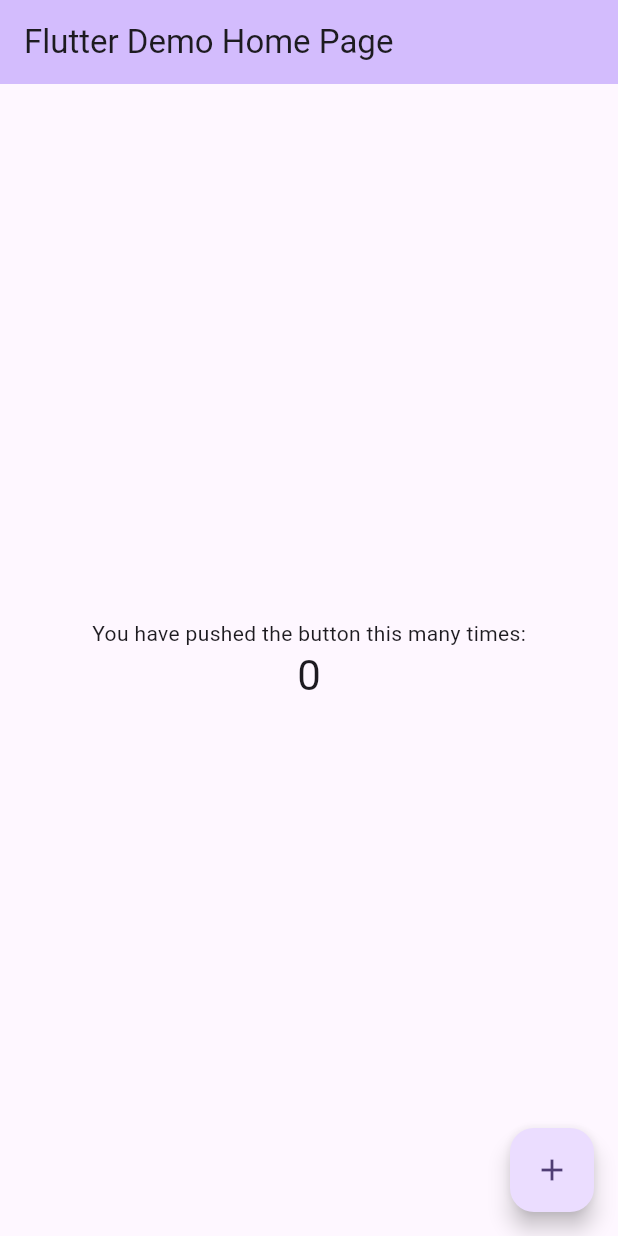
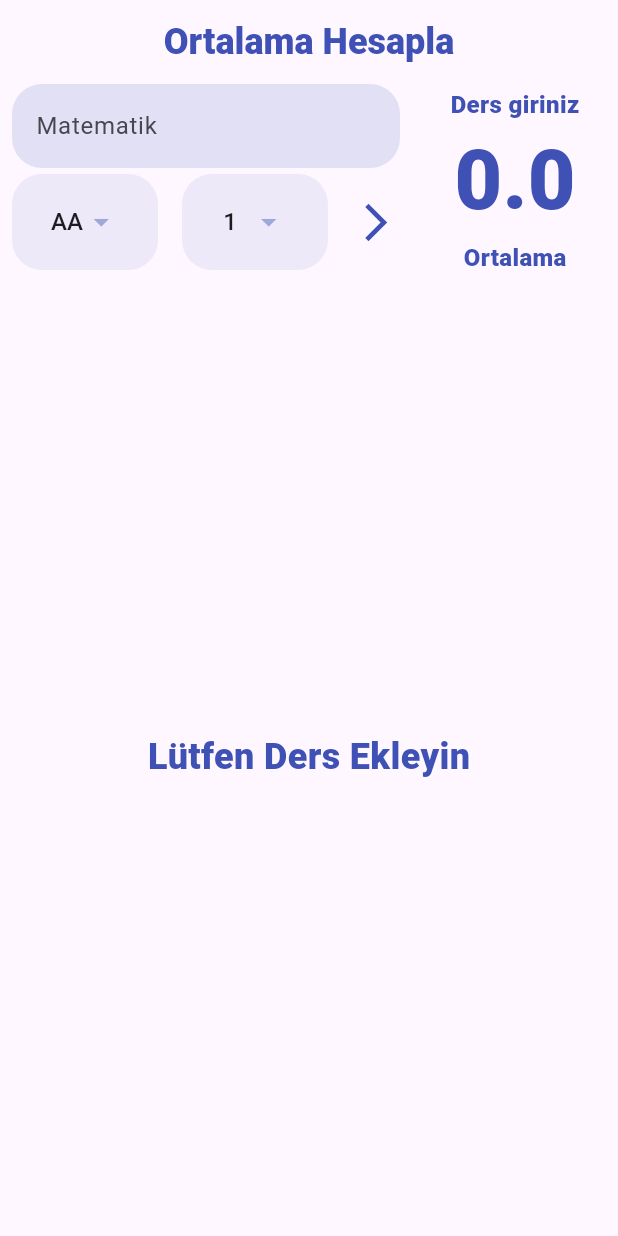
Before and after one commit to suleymanharbelioglu/Average-Calculator, a Flutter app: the screen it shows after launch, on a phone screen of 412 x 824 dp. Run offline on Flutter 3.47's test engine with Material 3 defaults, Android fonts, the phone set to English and light mode, and no system bars.

Commit message:
adding project folders

```diff
--- /dev/null
+++ b/lib/constants/app_constants.dart
@@ -0,0 +1,25 @@
+import 'package:flutter/material.dart';
+
+class Sabitler {
+  static const MaterialColor anaRenk = Colors.indigo;
+  static const String baslikText = "Ortalama Hesapla";
+  static final baslikStyle =
+      TextStyle(fontSize: 24, fontWeight: FontWeight.w900, color: anaRenk);
+
+  // static final baslikStyle = GoogleFonts.quicksand(
+  //   fontSize: 24,
+  //   color: anaRenk,
+  //   fontWeight: FontWeight.w900,
+  // );
+
+  static const BorderRadius borderRadius =
+      BorderRadius.all(Radius.circular(20));
+  static final ortalamaStyle =
+      TextStyle(fontSize: 55, fontWeight: FontWeight.w800, color: anaRenk);
+
+  static final ortalamGosterBodyStyle =
+      TextStyle(fontSize: 16, fontWeight: FontWeight.w900, color: anaRenk);
+  static final dropdownPadding =
+      EdgeInsets.symmetric(horizontal: 16, vertical: 8);
+  static final yatayPaddin8 = EdgeInsets.symmetric(horizontal: 8);
+}
--- /dev/null
+++ b/lib/helper/data_helper.dart
@@ -0,0 +1,70 @@
+import 'package:average_calculator/model/ders.dart';
+import 'package:flutter/material.dart';
+
+class DataHelper {
+  static List<Ders> tumEklenenDersler = [];
+  static dersEkle(Ders ders) {
+    tumEklenenDersler.add(ders);
+  }
+
+  static double ortalamaHesapla() {
+    double toplamNot = 0;
+    double toplamKredi = 0;
+    tumEklenenDersler.forEach((element) {
+      toplamNot = toplamNot + (element.krediDegeri * element.harfDegeri);
+      toplamKredi += element.krediDegeri;
+    });
+    return toplamNot / toplamKredi;
+  }
+
+  static List<String> _tumDerslerinHarfleri() {
+    return ["AA", "BA", "BB", "CB", "CC", "DC", "DD", "FD", "FF"];
+  }
+
+  static double _harfiNotaCevir(String harf) {
+    switch (harf) {
+      case "AA":
+        return 4;
+      case "BA":
+        return 3.5;
+      case "BB":
+        return 3;
+      case "CB":
+        return 2.5;
+      case "CC":
+        return 2;
+      case "DC":
+        return 1.5;
+      case "DD":
+        return 1;
+      case "FD":
+        return 0.5;
+      case "FF":
+        return 0.0;
+      default:
+        return 1;
+    }
+  }
+
+  static List<DropdownMenuItem<double>> tumDerslerinHarfleri() {
+    return _tumDerslerinHarfleri()
+        .map((e) => DropdownMenuItem(
+              child: Text(e),
+              value: _harfiNotaCevir(e),
+            ))
+        .toList();
+  }
+
+  static List<double> _tumKrediler() {
+    return List.generate(10, (index) => index + 1);
+  }
+
+  static List<DropdownMenuItem<double>> tumDerslerinKredileri() {
+    return _tumKrediler()
+        .map((e) => DropdownMenuItem(
+              child: Text(e.toInt().toString()),
+              value: e,
+            ))
+        .toList();
+  }
+}
--- a/lib/main.dart
+++ b/lib/main.dart
@@ -1,125 +1,22 @@
+import 'package:average_calculator/constants/app_constants.dart';
+import 'package:average_calculator/widgets/ortalama_hesapla_app.dart';
 import 'package:flutter/material.dart';
 
-void main() {
-  runApp(const MyApp());
-}
+void main() => runApp(const MyApp());
 
 class MyApp extends StatelessWidget {
   const MyApp({super.key});
 
-  // This widget is the root of your application.
   @override
   Widget build(BuildContext context) {
     return MaterialApp(
-      title: 'Flutter Demo',
+      debugShowCheckedModeBanner: false,
       theme: ThemeData(
-        // This is the theme of your application.
-        //
-        // TRY THIS: Try running your application with "flutter run". You'll see
-        // the application has a purple toolbar. Then, without quitting the app,
-        // try changing the seedColor in the colorScheme below to Colors.green
-        // and then invoke "hot reload" (save your changes or press the "hot
-        // reload" button in a Flutter-supported IDE, or press "r" if you used
-        // the command line to start the app).
-        //
-        // Notice that the counter didn't reset back to zero; the application
-        // state is not lost during the reload. To reset the state, use hot
-        // restart instead.
-        //
-        // This works for code too, not just values: Most code changes can be
-        // tested with just a hot reload.
-        colorScheme: ColorScheme.fromSeed(seedColor: Colors.deepPurple),
-        useMaterial3: true,
+        primarySwatch: Sabitler.anaRenk,
+        visualDensity: VisualDensity.adaptivePlatformDensity,
       ),
-      home: const MyHomePage(title: 'Flutter Demo Home Page'),
+      title: 'Dinamik Ortalama Hesapla',
+      home: OrtalamaHesaplaApp(),
     );
   }
 }
-
-class MyHomePage extends StatefulWidget {
-  const MyHomePage({super.key, required this.title});
-
-  // This widget is the home page of your application. It is stateful, meaning
-  // that it has a State object (defined below) that contains fields that affect
-  // how it looks.
-
-  // This class is the configuration for the state. It holds the values (in this
-  // case the title) provided by the parent (in this case the App widget) and
-  // used by the build method of the State. Fields in a Widget subclass are
-  // always marked "final".
-
-  final String title;
-
-  @override
-  State<MyHomePage> createState() => _MyHomePageState();
-}
-
-class _MyHomePageState extends State<MyHomePage> {
-  int _counter = 0;
-
-  void _incrementCounter() {
-    setState(() {
-      // This call to setState tells the Flutter framework that something has
-      // changed in this State, which causes it to rerun the build method below
-      // so that the display can reflect the updated values. If we changed
-      // _counter without calling setState(), then the build method would not be
-      // called again, and so nothing would appear to happen.
-      _counter++;
-    });
-  }
-
-  @override
-  Widget build(BuildContext context) {
-    // This method is rerun every time setState is called, for instance as done
-    // by the _incrementCounter method above.
-    //
-    // The Flutter framework has been optimized to make rerunning build methods
-    // fast, so that you can just rebuild anything that needs updating rather
-    // than having to individually change instances of widgets.
-    return Scaffold(
-      appBar: AppBar(
-        // TRY THIS: Try changing the color here to a specific color (to
-        // Colors.amber, perhaps?) and trigger a hot reload to see the AppBar
-        // change color while the other colors stay the same.
-        backgroundColor: Theme.of(context).colorScheme.inversePrimary,
-        // Here we take the value from the MyHomePage object that was created by
-        // the App.build method, and use it to set our appbar title.
-        title: Text(widget.title),
-      ),
-      body: Center(
-        // Center is a layout widget. It takes a single child and positions it
-        // in the middle of the parent.
-        child: Column(
-          // Column is also a layout widget. It takes a list of children and
-          // arranges them vertically. By default, it sizes itself to fit its
-          // children horizontally, and tries to be as tall as its parent.
-          //
-          // Column has various properties to control how it sizes itself and
-          // how it positions its children. Here we use mainAxisAlignment to
-          // center the children vertically; the main axis here is the vertical
-          // axis because Columns are vertical (the cross axis would be
-          // horizontal).
-          //
-          // TRY THIS: Invoke "debug painting" (choose the "Toggle Debug Paint"
-          // action in the IDE, or press "p" in the console), to see the
-          // wireframe for each widget.
-          mainAxisAlignment: MainAxisAlignment.center,
-          children: <Widget>[
-            const Text(
-              'You have pushed the button this many times:',
-            ),
-            Text(
-              '$_counter',
-              style: Theme.of(context).textTheme.headlineMedium,
-            ),
-          ],
-        ),
-      ),
-      floatingActionButton: FloatingActionButton(
-        onPressed: _incrementCounter,
-        tooltip: 'Increment',
-        child: const Icon(Icons.add),
-      ), // This trailing comma makes auto-formatting nicer for build methods.
-    );
-  }
-}
--- /dev/null
+++ b/lib/model/ders.dart
@@ -0,0 +1,11 @@
+class Ders {
+  final String ad;
+  final double harfDegeri;
+  final double krediDegeri;
+
+  Ders({required this.ad, required this.harfDegeri, required this.krediDegeri});
+  @override
+  String toString() {
+    return "$ad $harfDegeri $krediDegeri";
+  }
+}
--- /dev/null
+++ b/lib/widgets/ders_listesi.dart
@@ -0,0 +1,47 @@
+import 'package:average_calculator/constants/app_constants.dart';
+import 'package:average_calculator/helper/data_helper.dart';
+import 'package:flutter/material.dart';
+
+class DersListesi extends StatelessWidget {
+  final Function onElemanCikarildi;
+  const DersListesi({super.key, required this.onElemanCikarildi});
+
+  @override
+  Widget build(BuildContext context) {
+    print("derslisteis build .................................");
+    return DataHelper.tumEklenenDersler.length > 0
+        ? ListView.builder(
+            itemCount: DataHelper.tumEklenenDersler.length,
+            itemBuilder: (context, index) {
+              var ders = DataHelper.tumEklenenDersler[index];
+              return Dismissible(
+                key: UniqueKey(),
+                direction: DismissDirection.startToEnd,
+                onDismissed: (direction) {
+                  onElemanCikarildi(index);
+                },
+                child: Padding(
+                  padding: const EdgeInsets.all(2.0),
+                  child: Card(
+                    child: ListTile(
+                      leading: CircleAvatar(
+                        child: Text((ders.krediDegeri * ders.harfDegeri)
+                            .toStringAsFixed(0)),
+                      ),
+                      title: Text(ders.ad),
+                      subtitle: Text(
+                          "kredi degeri : ${ders.krediDegeri} harf degeri : ${ders.harfDegeri}"),
+                    ),
+                  ),
+                ),
+              );
+            },
+          )
+        : Center(
+            child: Text(
+              "Lütfen Ders Ekleyin",
+              style: Sabitler.baslikStyle,
+            ),
+          );
+  }
+}
--- /dev/null
+++ b/lib/widgets/harf_dropdown_widget.dart
@@ -0,0 +1,40 @@
+import 'package:average_calculator/constants/app_constants.dart';
+import 'package:average_calculator/helper/data_helper.dart';
+import 'package:flutter/material.dart';
+
+class HarfDropdownWidget extends StatefulWidget {
+  final Function onHarfSecildi;
+  const HarfDropdownWidget({super.key, required this.onHarfSecildi});
+
+  @override
+  State<HarfDropdownWidget> createState() => _HarfDropdownWidgetState();
+}
+
+class _HarfDropdownWidgetState extends State<HarfDropdownWidget> {
+  double secilenHarfDegeri = 4;
+
+  @override
+  Widget build(BuildContext context) {
+    print("harf dropdown build");
+    return Container(
+      alignment: Alignment.center,
+      padding: Sabitler.dropdownPadding,
+      decoration: BoxDecoration(
+        color: Sabitler.anaRenk.shade100.withOpacity(0.3),
+        borderRadius: Sabitler.borderRadius,
+      ),
+      child: DropdownButton<double>(
+        value: secilenHarfDegeri,
+        items: DataHelper.tumDerslerinHarfleri(),
+        onChanged: (value) {
+          setState(() {
+            secilenHarfDegeri = value!;
+            widget.onHarfSecildi(secilenHarfDegeri);
+          });
+        },
+        iconEnabledColor: Sabitler.anaRenk.shade200,
+        underline: SizedBox(),
+      ),
+    );
+  }
+}
--- /dev/null
+++ b/lib/widgets/kredi_dropdpwn_widget.dart
@@ -0,0 +1,40 @@
+import 'package:average_calculator/constants/app_constants.dart';
+import 'package:average_calculator/helper/data_helper.dart';
+import 'package:flutter/material.dart';
+
+class KrediDropdownWidget extends StatefulWidget {
+  final onKrediSecildi;
+  const KrediDropdownWidget({super.key, this.onKrediSecildi});
+
+  @override
+  State<KrediDropdownWidget> createState() => _KrediDropdownWidgetState();
+}
+
+class _KrediDropdownWidgetState extends State<KrediDropdownWidget> {
+  double secilenKrediDegeri = 1;
+
+  @override
+  Widget build(BuildContext context) {
+    print("kredi dropdown build");
+    return Container(
+      alignment: Alignment.center,
+      padding: Sabitler.dropdownPadding,
+      decoration: BoxDecoration(
+        color: Sabitler.anaRenk.shade100.withOpacity(0.3),
+        borderRadius: Sabitler.borderRadius,
+      ),
+      child: DropdownButton<double>(
+        value: secilenKrediDegeri,
+        items: DataHelper.tumDerslerinKredileri(),
+        onChanged: (value) {
+          setState(() {
+            secilenKrediDegeri = value!;
+            widget.onKrediSecildi(secilenKrediDegeri);
+          });
+        },
+        iconEnabledColor: Sabitler.anaRenk.shade200,
+        underline: SizedBox(),
+      ),
+    );
+  }
+}
--- /dev/null
+++ b/lib/widgets/ortalama_goster.dart
@@ -0,0 +1,32 @@
+import 'package:average_calculator/constants/app_constants.dart';
+import 'package:flutter/material.dart';
+
+class OrtalamaGoster extends StatelessWidget {
+  final double ortalama;
+  final int dersSayisi;
+  const OrtalamaGoster(
+      {super.key, required this.ortalama, required this.dersSayisi});
+
+  @override
+  Widget build(BuildContext context) {
+    print("ortalama göster widget...............");
+    return Column(
+      mainAxisAlignment: MainAxisAlignment.center,
+      crossAxisAlignment: CrossAxisAlignment.center,
+      children: [
+        Text(
+          dersSayisi > 0 ? "$dersSayisi ders girildi" : "Ders giriniz",
+          style: Sabitler.ortalamGosterBodyStyle,
+        ),
+        Text(
+          ortalama > 0 ? "${ortalama.toStringAsFixed(2)}" : "0.0",
+          style: Sabitler.ortalamaStyle,
+        ),
+        Text(
+          "Ortalama",
+          style: Sabitler.ortalamGosterBodyStyle,
+        ),
+      ],
+    );
+  }
+}
--- /dev/null
+++ b/lib/widgets/ortalama_hesapla_app.dart
@@ -0,0 +1,151 @@
+import 'package:average_calculator/constants/app_constants.dart';
+import 'package:average_calculator/helper/data_helper.dart';
+import 'package:average_calculator/model/ders.dart';
+import 'package:average_calculator/widgets/ders_listesi.dart';
+import 'package:average_calculator/widgets/harf_dropdown_widget.dart';
+import 'package:average_calculator/widgets/kredi_dropdpwn_widget.dart';
+import 'package:average_calculator/widgets/ortalama_goster.dart';
+import 'package:flutter/material.dart';
+
+class OrtalamaHesaplaApp extends StatefulWidget {
+  const OrtalamaHesaplaApp({super.key});
+
+  @override
+  State<OrtalamaHesaplaApp> createState() => _OrtalamaHesaplaAppState();
+}
+
+class _OrtalamaHesaplaAppState extends State<OrtalamaHesaplaApp> {
+  var formKey = GlobalKey<FormState>();
+  double secilenKrediDegeri = 1;
+  double secilenHarfDegeri = 4;
+  String olusturulanDersAdi = "";
+  @override
+  Widget build(BuildContext context) {
+    print("ortalam hesapla app build .............................");
+    return Scaffold(
+      resizeToAvoidBottomInset: true,
+      appBar: AppBar(
+        elevation: 0,
+        centerTitle: true,
+        title: Text(
+          Sabitler.baslikText,
+          style: Sabitler.baslikStyle,
+        ),
+        backgroundColor: Colors.transparent,
+      ),
+      body: Column(
+        crossAxisAlignment: CrossAxisAlignment.stretch,
+        children: [
+          Row(
+            children: [
+              Expanded(
+                flex: 2,
+                child: _buildForm(),
+              ),
+              Expanded(
+                child: OrtalamaGoster(
+                    ortalama: DataHelper.ortalamaHesapla(),
+                    dersSayisi: DataHelper.tumEklenenDersler.length),
+              ),
+            ],
+          ),
+          Expanded(
+            child: Container(
+              child: DersListesi(
+                onElemanCikarildi: (index) {
+                  setState(() {
+                    DataHelper.tumEklenenDersler.removeAt(index);
+                  });
+                },
+              ),
+            ),
+          ),
+        ],
+      ),
+    );
+  }
+
+  _buildForm() {
+    return Form(
+      key: formKey,
+      child: Column(
+        children: [
+          Padding(
+            padding: Sabitler.yatayPaddin8,
+            child: _buildTextFormField(),
+          ),
+          SizedBox(height: 4),
+          Row(
+            mainAxisAlignment: MainAxisAlignment.spaceAround,
+            children: [
+              Expanded(
+                child: Padding(
+                  padding: Sabitler.yatayPaddin8,
+                  child: HarfDropdownWidget(
+                    onHarfSecildi: (harf) {
+                      secilenHarfDegeri = harf;
+                    },
+                  ),
+                ),
+              ),
+              Expanded(
+                child: Padding(
+                  padding: Sabitler.yatayPaddin8,
+                  child: KrediDropdownWidget(
+                    onKrediSecildi: (kredi) {
+                      secilenKrediDegeri = kredi;
+                    },
+                  ),
+                ),
+              ),
+              IconButton(
+                iconSize: 30,
+                color: Sabitler.anaRenk,
+                onPressed: _dersEkleVeOrtalamaHesapla,
+                icon: Icon(Icons.arrow_forward_ios_sharp),
+              ),
+            ],
+          ),
+          SizedBox(height: 5),
+        ],
+      ),
+    );
+  }
+
+  _buildTextFormField() {
+    return TextFormField(
+      onSaved: (newValue) {
+        olusturulanDersAdi = newValue!;
+      },
+      validator: (value) {
+        if (value!.length <= 0) {
+          return "Ders adini giriniz";
+        } else {
+          return null;
+        }
+      },
+      decoration: InputDecoration(
+        hintText: "Matematik",
+        filled: true,
+        fillColor: Sabitler.anaRenk.shade100.withOpacity(0.5),
+        border: OutlineInputBorder(
+          borderRadius: Sabitler.borderRadius,
+          borderSide: BorderSide.none,
+        ),
+      ),
+    );
+  }
+
+  _dersEkleVeOrtalamaHesapla() {
+    print("ders ekle ortalama hesapla fonksiyonu");
+    if (formKey.currentState!.validate()) {
+      formKey.currentState!.save();
+      var eklenecekDers = Ders(
+          ad: olusturulanDersAdi,
+          harfDegeri: secilenHarfDegeri,
+          krediDegeri: secilenKrediDegeri);
+      DataHelper.dersEkle(eklenecekDers);
+      setState(() {});
+    }
+  }
+}
--- a/pubspec.yaml
+++ b/pubspec.yaml
@@ -35,6 +35,7 @@
   # The following adds the Cupertino Icons font to your application.
   # Use with the CupertinoIcons class for iOS style icons.
   cupertino_icons: ^1.0.8
+  google_fonts: ^6.2.1
 
 dev_dependencies:
   flutter_test:
```
Also changed, not shown: pubspec.lock, 1 other file.
